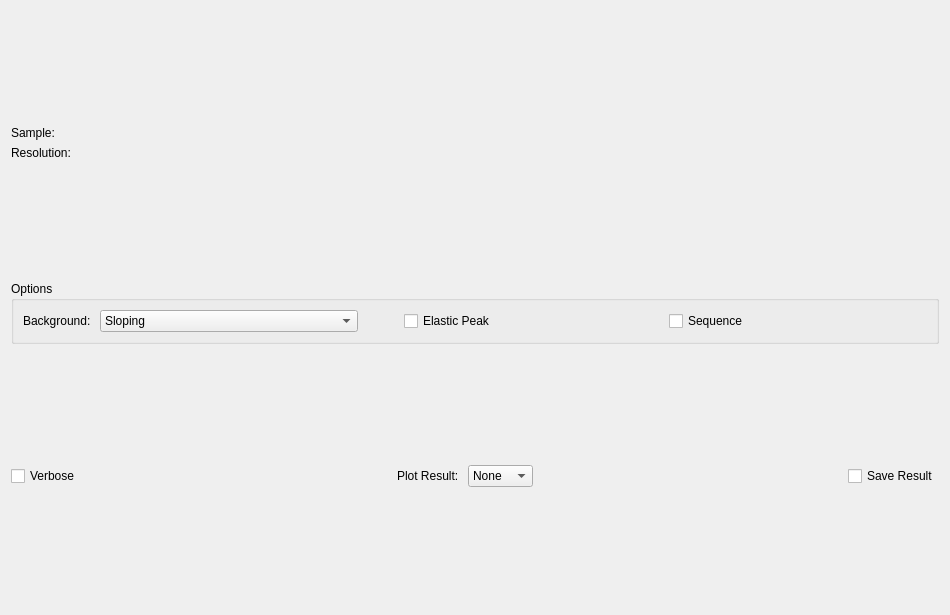
Qt form Code/Mantid/MantidQt/CustomInterfaces/inc/MantidQtCustomInterfaces/Stretch.ui (mantidproject/mantid) before a commit.
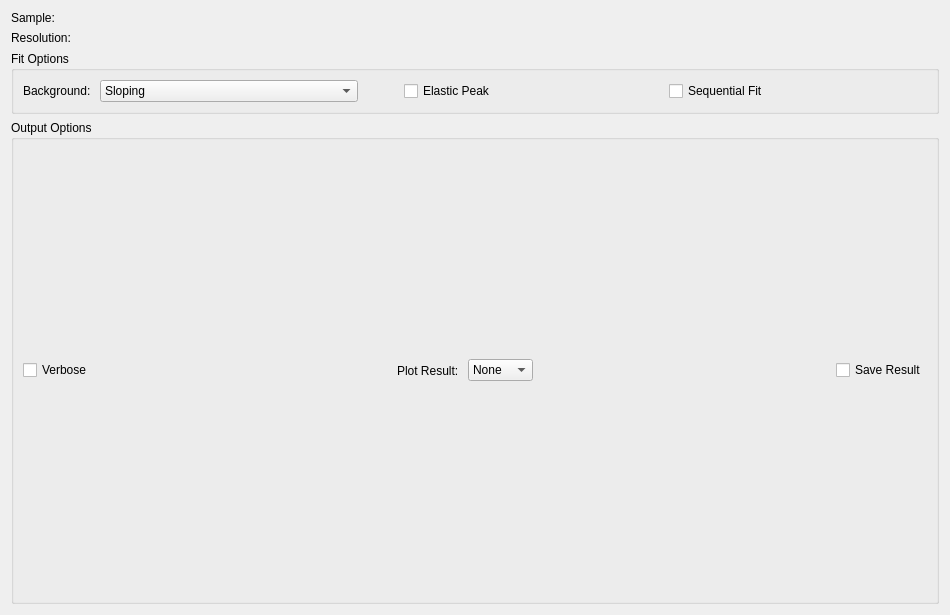
The same form after that commit. Custom widgets are drawn as their Qt base class.

Diff of the .ui file:
```diff
--- a/Code/Mantid/MantidQt/CustomInterfaces/inc/MantidQtCustomInterfaces/Stretch.ui
+++ b/Code/Mantid/MantidQt/CustomInterfaces/inc/MantidQtCustomInterfaces/Stretch.ui
@@ -90,7 +90,7 @@
       </sizepolicy>
      </property>
      <property name="title">
-      <string>Options</string>
+      <string>Fit Options</string>
      </property>
      <layout class="QVBoxLayout" name="verticalLayout_2">
       <item>
@@ -130,7 +130,7 @@
         <item row="0" column="4">
          <widget class="QCheckBox" name="chkSequence">
           <property name="text">
-           <string>Sequence</string>
+           <string>Sequential Fit</string>
           </property>
          </widget>
         </item>
@@ -175,6 +175,12 @@
    <item>
     <layout class="QHBoxLayout" name="horizontalLayout_44">
      <item>
+      <widget class="QGroupBox" name="gbOutput">
+       <property name="title">
+        <string>Output Options</string>
+       </property>
+       <layout class="QHBoxLayout" name="horizontalLayout">
+        <item>
       <widget class="QCheckBox" name="chkVerbose">
        <property name="enabled">
         <bool>true</bool>
@@ -246,6 +252,9 @@
        <property name="text">
         <string>Save Result</string>
        </property>
+         </widget>
+        </item>
+       </layout>
       </widget>
      </item>
     </layout>
```
Left out of the diff: 6 changed lines with no effect on the pictures. Lines whose indentation alone changed are shown as unchanged.
